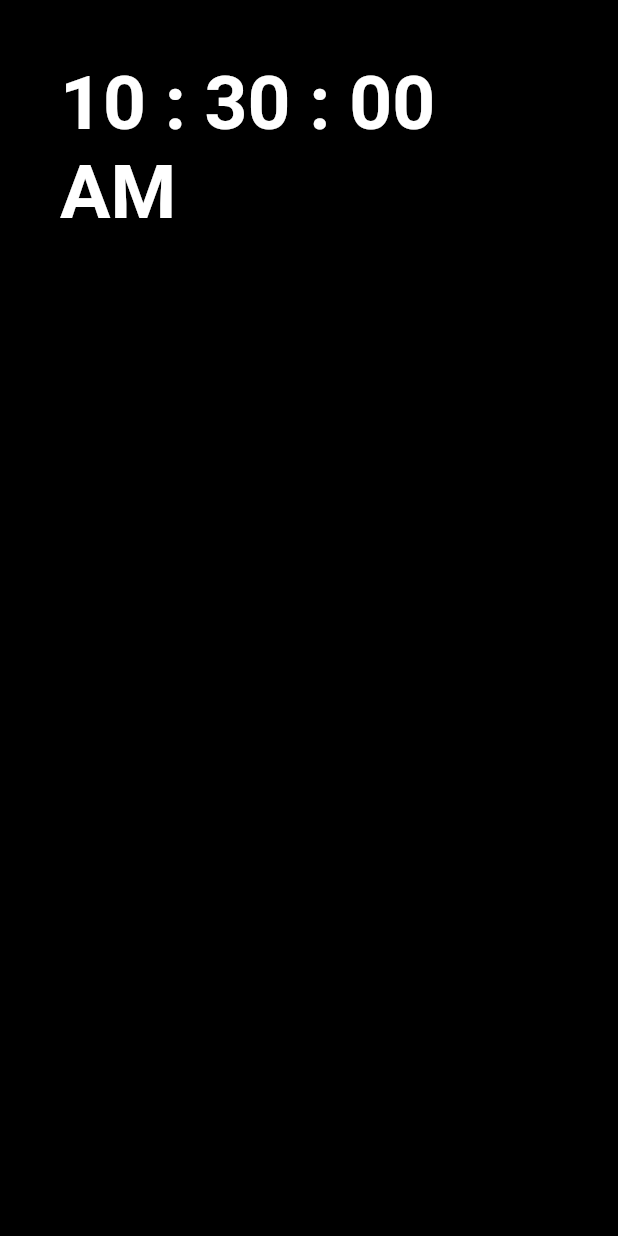
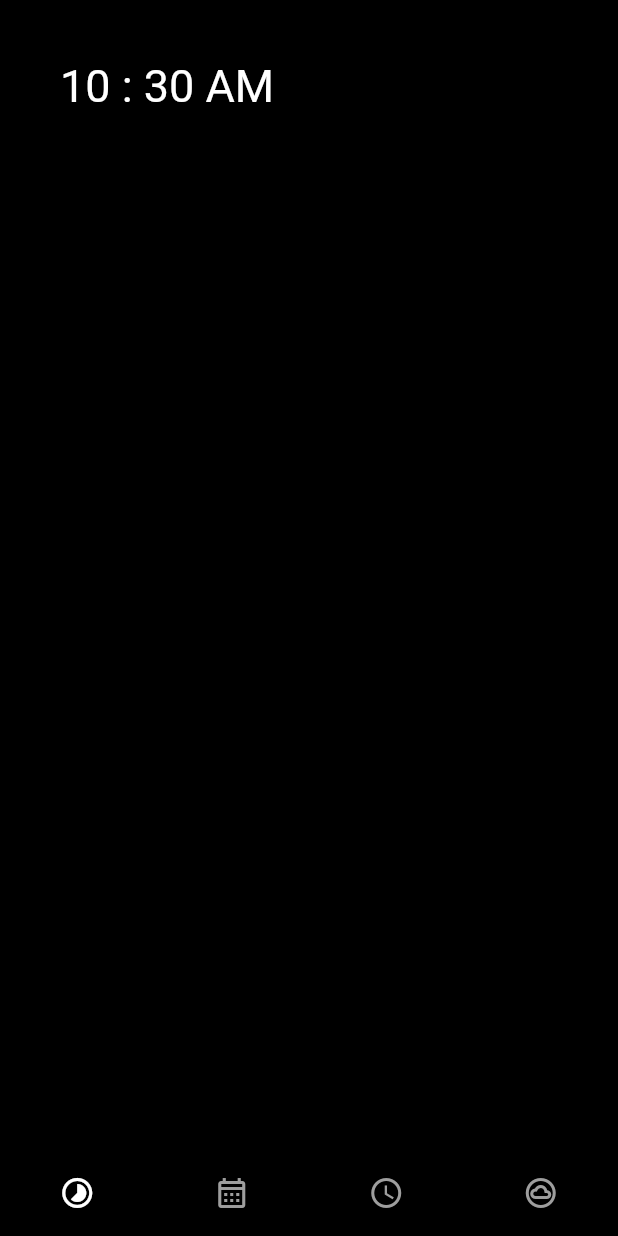
Before and after one commit to songsh927/SmartmirrorWeb, a Flutter app: the screen it shows after launch, on a phone screen of 412 x 824 dp. Run offline on Flutter 3.47's test engine with Material 2 defaults, Android fonts, the phone set to English and light mode, and no system bars; our stand-ins replace date_format, timer_builder.

Commit message:
레이아웃 수정(2022.03.07)

```diff
--- a/lib/main.dart
+++ b/lib/main.dart
@@ -31,10 +31,14 @@ class MyHomePage extends StatefulWidget {
 }
 
 class _MyHomePageState extends State<MyHomePage> {
+  var tab = 0;
+
   @override
   Widget build(BuildContext context) {
     return Scaffold(
-      body: Container(
+      body: [
+        //mainPage
+        Container(
           padding: EdgeInsets.all(40),
           width: double.infinity,
           height: double.infinity,
@@ -43,15 +47,100 @@ class _MyHomePageState extends State<MyHomePage> {
             const Duration(seconds: 1),
             builder: (context) {
               return Text(
-              formatDate(DateTime.now(), [hh, ' : ', nn, ' : ', ss, ' ', am]),
+                formatDate(DateTime.now(), [hh, ' : ', nn, ' ', am]),
                 style: const TextStyle(
-                  fontSize: 50,
-                  fontWeight: FontWeight.w600,
+                    fontSize: 30,
+                    fontWeight: FontWeight.w400,
                     color: Colors.white),
               );
             },
           ),
         ),
+        //calendar
+        Container(
+          padding: EdgeInsets.all(40),
+          width: double.infinity,
+          height: double.infinity,
+          color: Colors.black,
+          child: Text('Calendar',
+              style: TextStyle(
+                  fontSize: 30,
+                  fontWeight: FontWeight.w400,
+                  color: Colors.white)),
+        ),
+        //schedule
+        Container(
+          padding: EdgeInsets.all(40),
+          width: double.infinity,
+          height: double.infinity,
+          color: Colors.black,
+          child: Text('Schedule',
+              style: TextStyle(
+                  fontSize: 30,
+                  fontWeight: FontWeight.w400,
+                  color: Colors.white)),
+        ),
+        //Controller
+        Container(
+          padding: EdgeInsets.all(40),
+          width: double.infinity,
+          height: double.infinity,
+          color: Colors.black,
+          child: Text('Controller',
+              style: TextStyle(
+                  fontSize: 30,
+                  fontWeight: FontWeight.w400,
+                  color: Colors.white)),
+        ),
+      ][tab],
+      //
+      bottomNavigationBar: BottomNavigationBar(
+        type: BottomNavigationBarType.fixed,
+        showSelectedLabels: false,
+        showUnselectedLabels: false,
+        backgroundColor: Colors.black,
+        //unselectedItemColor: Colors.grey,
+        //selectedItemColor: Colors.white,
+        items: [
+          BottomNavigationBarItem(
+            icon: Icon(
+              Icons.timelapse_outlined,
+              color: tab == 0 ? Colors.white : Colors.grey,
+            ),
+            label: 'Main',
+            //activeIcon: Icon(Icons.timelapse_outlined),
+          ),
+          BottomNavigationBarItem(
+            icon: Icon(
+              Icons.calendar_month_outlined,
+              color: tab == 1 ? Colors.white : Colors.grey,
+            ),
+            label: 'Calendar',
+            //activeIcon: Icon(Icons.calendar_month),
+          ),
+          BottomNavigationBarItem(
+            icon: Icon(
+              Icons.schedule_outlined,
+              color: tab == 2 ? Colors.white : Colors.grey,
+            ),
+            label: 'Schedule',
+            //activeIcon: Icon(Icons.schedule),
+          ),
+          BottomNavigationBarItem(
+            icon: Icon(
+              Icons.cloud_circle_outlined,
+              color: tab == 3 ? Colors.white : Colors.grey,
+            ),
+            label: 'Controller',
+            //activeIcon: Icon(Icons.cloud),
+          ),
+        ],
+        onTap: (i) {
+          setState(() {
+            tab = i;
+          });
+        },
+      ),
     );
   }
 }
```
Lines whose indentation alone changed are shown as unchanged.
